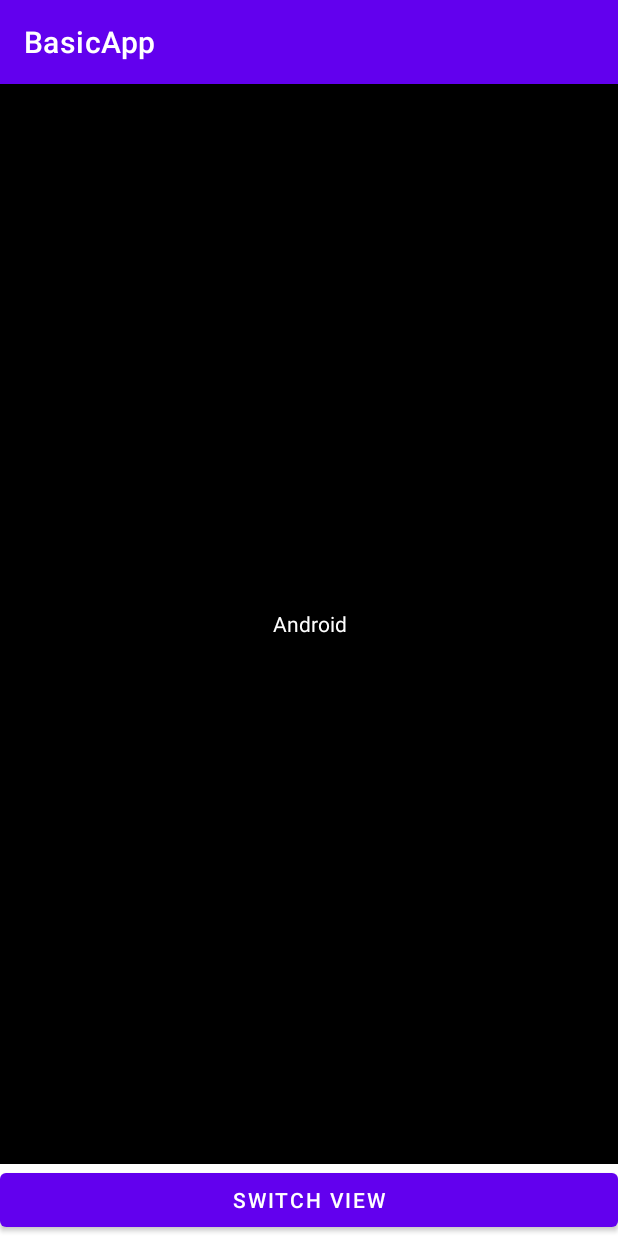
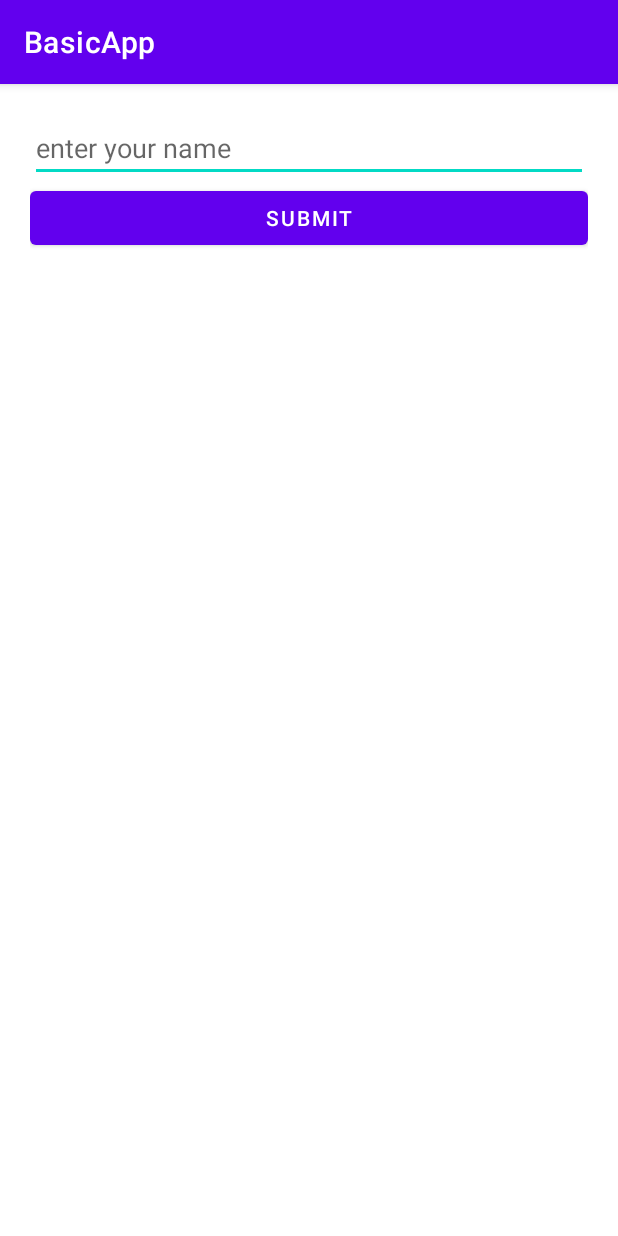
Before and after one commit to riponahmed2201/andriod-practice, an Android app: the screen it shows after launch (MainActivity), on a phone screen of 412 x 824 dp. Run offline under Robolectric (Android 15) with nearby library versions, the phone set to English and light mode, and no system bars.

Commit message:
edit text added

```diff
--- /dev/null
+++ b/BasicApp/app/src/main/java/com/example/basicapp/InputFragment.java
@@ -0,0 +1,54 @@
+package com.example.basicapp;
+
+import android.os.Bundle;
+
+import androidx.annotation.NonNull;
+import androidx.annotation.Nullable;
+import androidx.fragment.app.Fragment;
+
+import android.view.LayoutInflater;
+import android.view.View;
+import android.view.ViewGroup;
+import android.widget.Button;
+import android.widget.EditText;
+import android.widget.TextView;
+
+
+public class InputFragment extends Fragment {
+
+    Button submitButton;
+    TextView displayText;
+    EditText nameEditText;
+
+    public InputFragment() {
+        // Required empty public constructor
+    }
+
+
+    @Override
+    public View onCreateView(LayoutInflater inflater, ViewGroup container,
+                             Bundle savedInstanceState) {
+        // Inflate the layout for this fragment
+        return inflater.inflate(R.layout.fragment_input, container, false);
+    }
+
+    @Override
+    public void onViewCreated(@NonNull View view, @Nullable Bundle savedInstanceState) {
+        super.onViewCreated(view, savedInstanceState);
+
+        submitButton = view.findViewById(R.id.submitButton);
+        nameEditText = view.findViewById(R.id.nameEditText);
+        displayText = view.findViewById(R.id.displayText);
+
+        submitButton.setOnClickListener(new View.OnClickListener() {
+            @Override
+            public void onClick(View view) {
+                String name = nameEditText.getText().toString();
+                if (name.isEmpty()){
+                    nameEditText.setError("enter your name.");
+                }
+                displayText.setText(name);
+            }
+        });
+    }
+}
--- /dev/null
+++ b/BasicApp/app/src/main/res/layout/fragment_input.xml
@@ -0,0 +1,29 @@
+<?xml version="1.0" encoding="utf-8"?>
+<LinearLayout xmlns:android="http://schemas.android.com/apk/res/android"
+    xmlns:tools="http://schemas.android.com/tools"
+    android:layout_width="match_parent"
+    android:layout_height="match_parent"
+    android:orientation="vertical"
+    android:padding="@dimen/input_screen_padding"
+    tools:context=".InputFragment">
+
+    <EditText
+        android:inputType="text"
+        android:id="@+id/nameEditText"
+        android:hint="@string/enter_your_name"
+        android:layout_width="match_parent"
+        android:layout_height="wrap_content"/>
+
+    <Button
+        android:id="@+id/submitButton"
+        android:text="@string/submit"
+        android:layout_width="match_parent"
+        android:layout_height="wrap_content"/>
+
+    <TextView
+        android:id="@+id/displayText"
+        android:textSize="20sp"
+        android:layout_width="match_parent"
+        android:layout_height="wrap_content"/>
+
+</LinearLayout>
--- a/BasicApp/app/src/main/res/navigation/main_nav.xml
+++ b/BasicApp/app/src/main/res/navigation/main_nav.xml
@@ -3,11 +3,16 @@
     xmlns:app="http://schemas.android.com/apk/res-auto"
     xmlns:tools="http://schemas.android.com/tools"
     android:id="@+id/main_nav"
-    app:startDestination="@id/homeFragment">
+    app:startDestination="@id/inputFragment">
 
     <fragment
         android:id="@+id/homeFragment"
         android:name="com.example.basicapp.HomeFragment"
         android:label="fragment_home"
         tools:layout="@layout/fragment_home" />
+    <fragment
+        android:id="@+id/inputFragment"
+        android:name="com.example.basicapp.InputFragment"
+        android:label="fragment_input"
+        tools:layout="@layout/fragment_input" />
 </navigation>
--- /dev/null
+++ b/BasicApp/app/src/main/res/values/dimens.xml
@@ -0,0 +1,4 @@
+<?xml version="1.0" encoding="utf-8"?>
+<resources>
+    <dimen name="input_screen_padding">20dp</dimen>
+</resources>
--- a/BasicApp/app/src/main/res/values/strings.xml
+++ b/BasicApp/app/src/main/res/values/strings.xml
@@ -4,4 +4,8 @@
     <string name="platform">Android</string>
     <string name="language">Java</string>
     <string name="switch_view">switch view</string>
+    <!-- TODO: Remove or change this placeholder text -->
+    <string name="hello_blank_fragment">Hello blank fragment</string>
+    <string name="enter_your_name">enter your name</string>
+    <string name="submit">submit</string>
 </resources>
```
